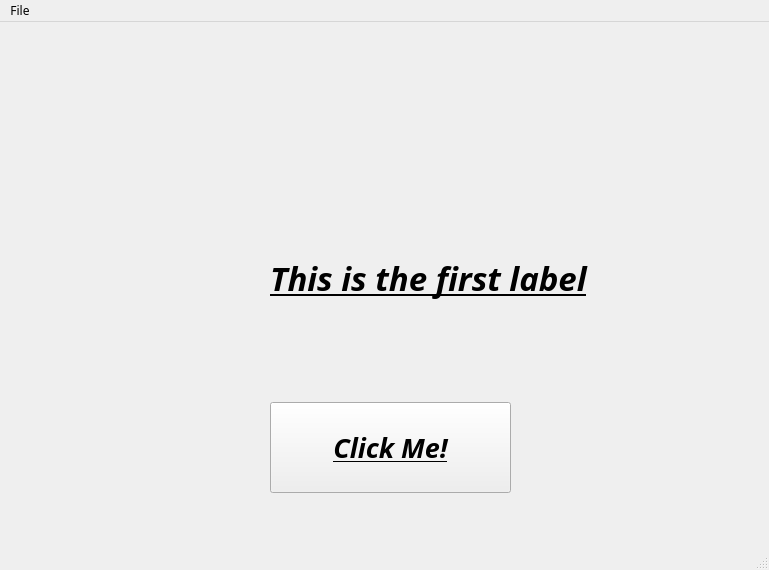
Ayush19-01/Inventory-Management-Tool, file Frontend/tut.ui: the form before one commit.
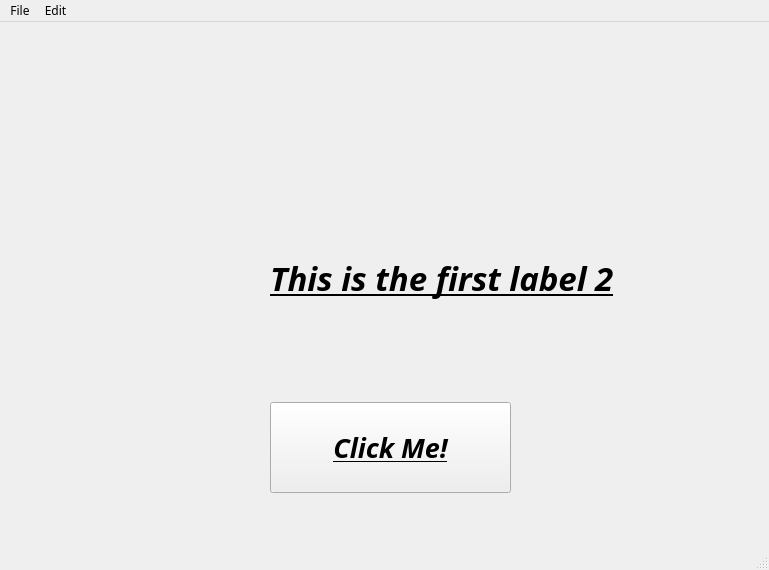
The form after the commit.

Commit message: sorted files and subfolders

The edit to the form file:
```diff
--- a/Frontend/tut.ui
+++ b/Frontend/tut.ui
@@ -46,7 +46,7 @@
      <rect>
       <x>270</x>
       <y>210</y>
-      <width>351</width>
+      <width>431</width>
       <height>91</height>
      </rect>
     </property>
@@ -61,7 +61,7 @@
      </font>
     </property>
     <property name="text">
-     <string>This is the first label</string>
+     <string>This is the first label 2</string>
     </property>
    </widget>
   </widget>
@@ -78,11 +78,19 @@
     <property name="title">
      <string>File</string>
     </property>
-    <addaction name="actionHOme"/>
-    <addaction name="actionOpern"/>
-    <addaction name="actionSave"/>
+    <addaction name="actionNew"/>
+    <addaction name="actionOpen"/>
+    <addaction name="actionSave_2"/>
+   </widget>
+   <widget class="QMenu" name="menuEdit">
+    <property name="title">
+     <string>Edit</string>
+    </property>
+    <addaction name="actionPaste"/>
+    <addaction name="actionCopy"/>
    </widget>
    <addaction name="menuFile"/>
+   <addaction name="menuEdit"/>
   </widget>
   <widget class="QStatusBar" name="statusbar"/>
   <action name="actionHOme">
```
Left out of the diff: 49 changed lines with no effect on the pictures. The commit also changes 2 other files.
